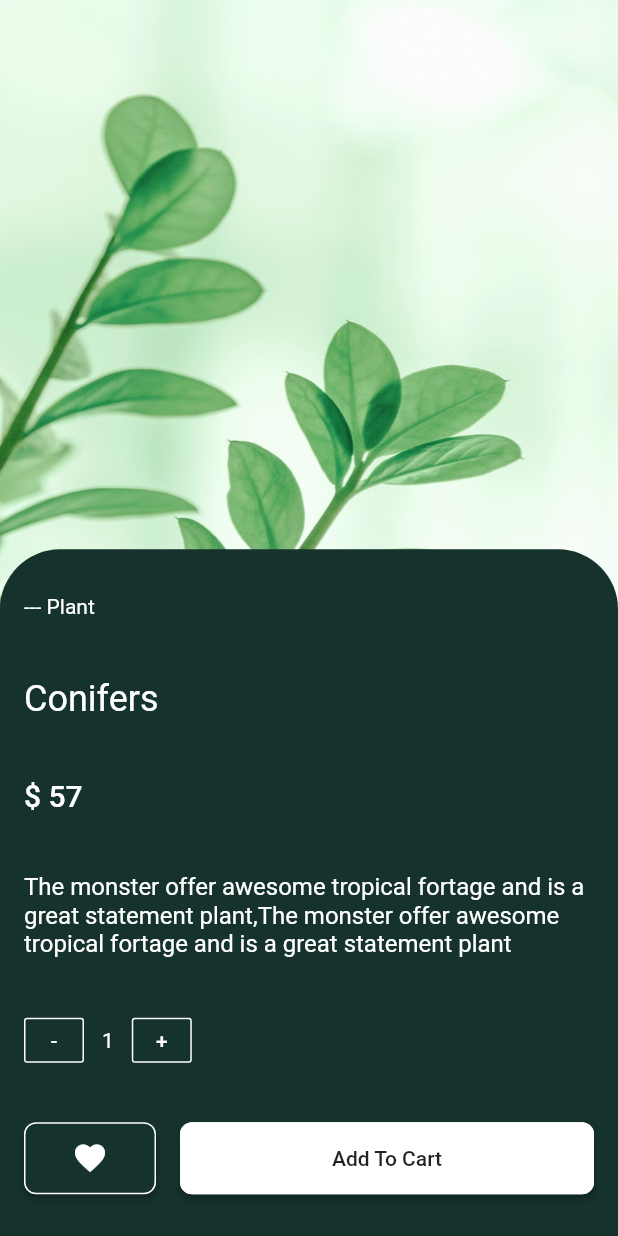
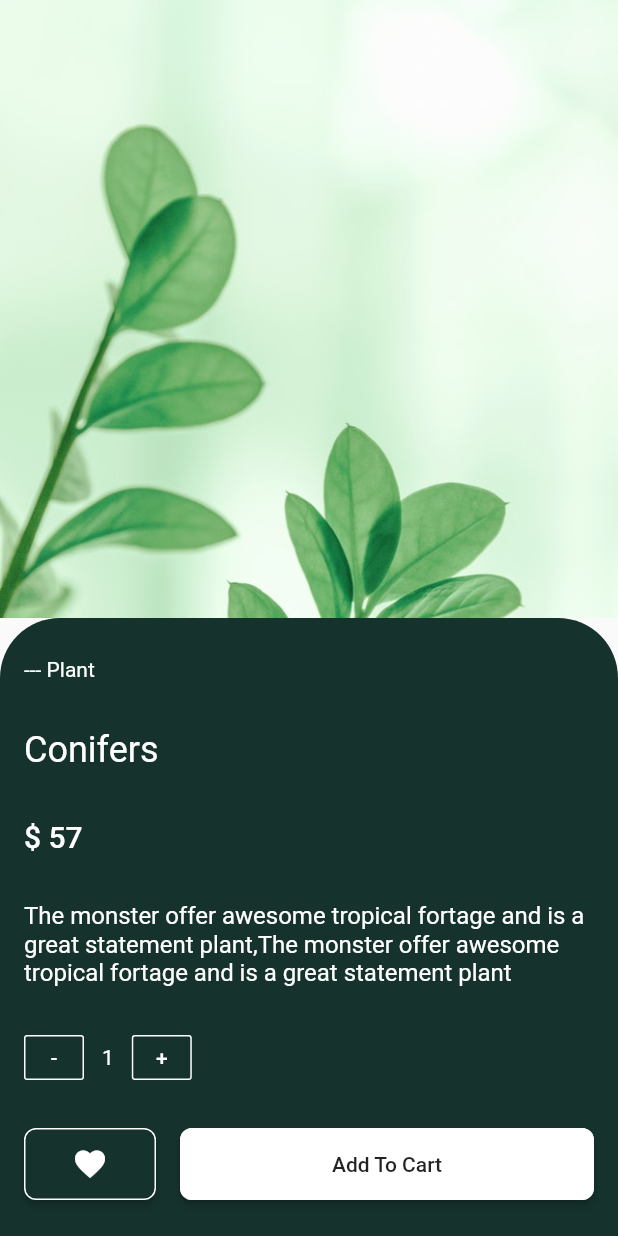
Before and after one commit to rao21/flutter_talk, a Flutter app: the screen it shows after launch, after a tap on "View details", on a phone screen of 412 x 824 dp. Run offline on Flutter 3.47's test engine with Material 2 defaults, Android fonts, the phone set to English and light mode, and no system bars; our stand-ins replace device_preview.

Commit message:
responsive Check

```diff
--- a/lib/detail.dart
+++ b/lib/detail.dart
@@ -13,7 +13,6 @@ class DetailScreen extends StatefulWidget {
 
 class _Details extends State<DetailScreen> {
   final _themeColor = Color(0xFF15322D);
-  final _accentColor = Color(0xFF879C95);
   @override
   Widget build(BuildContext context) {
     final screenSize = MediaQuery.of(context).size;
@@ -22,7 +21,6 @@ class _Details extends State<DetailScreen> {
     return Scaffold(
       body: OrientationBuilder(builder: (context, orientation) {
         return Container(
-          decoration: BoxDecoration(color: _accentColor),
           child: Stack(
             children: <Widget>[
               buildImage(screenSize, orientation),
@@ -40,18 +38,18 @@ class _Details extends State<DetailScreen> {
           ? Alignment.topCenter
           : Alignment.topLeft,
       child: Container(
-         width: MediaQuery.of(context).size.width < 600 //orientation == Orientation.portrait
+         width: orientation == Orientation.portrait //orientation == Orientation.portrait
             ? screenSize.width
-            : screenSize.width / 1,
-        height: MediaQuery.of(context).size.width < 600 // orientation == Orientation.portrait
-            ? screenSize.height / 1.8
+            : screenSize.width / 1.8,
+        height: orientation == Orientation.portrait // orientation == Orientation.portrait
+            ? screenSize.height / 2
             : screenSize.height,
-        decoration: MediaQuery.of(context).size.width < 600
+        decoration:orientation == Orientation.portrait
         ? BoxDecoration(
           color: Colors.white10,
           image: DecorationImage(
             image: ExactAssetImage(widget.plant.image),
-            fit: BoxFit.fill,
+            fit: BoxFit.cover,
             alignment: Alignment.topCenter
           ),
         ):BoxDecoration(
@@ -65,20 +63,24 @@ class _Details extends State<DetailScreen> {
     );
   }
 
+
+
+
+
   Align buildDetailWidget(
       Size screenSize, Color textColor, Orientation orientation) {
     return Align(
-      alignment: MediaQuery.of(context).size.width < 600//orientation == Orientation.portrait
+      alignment: orientation == Orientation.portrait//orientation == Orientation.portrait
           ? Alignment.bottomCenter
-          : Alignment.topRight,
+          : Alignment.bottomRight,
       child: Container(
-        width: MediaQuery.of(context).size.width < 600 //orientation == Orientation.portrait
+        width: orientation == Orientation.portrait //orientation == Orientation.portrait
             ? screenSize.width
-            : screenSize.width / 1.8,
-        height: MediaQuery.of(context).size.width < 600 // orientation == Orientation.portrait
-            ? screenSize.height / 1.8
-            : screenSize.height,
-        decoration: MediaQuery.of(context).size.width < 600 //orientation == Orientation.portrait
+            : screenSize.width  / 1.8,
+        height: orientation == Orientation.portrait// orientation == Orientation.portrait
+            ? screenSize.height / 2
+            : screenSize.height ,
+        decoration: orientation == Orientation.portrait //orientation == Orientation.portrait
             ? BoxDecoration(
                 color: _themeColor,
                 borderRadius: BorderRadius.only(
@@ -172,7 +174,7 @@ class _Details extends State<DetailScreen> {
                         borderRadius: BorderRadius.circular(8.0),
                         side: BorderSide(color: textColor),
                       ),
-                      onPressed: () {},
+                      onPressed: () {print(orientation);},
                       child: Text('Add To Cart'),
                     ),
                   ),
```
